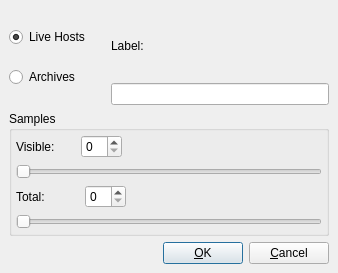
Above: src/chart/tabdialog.ui from performancecopilot/pcp before the change. Below: the same form after it.
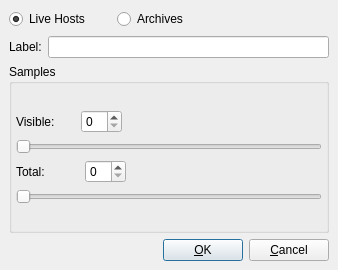
That is the form after the change. Icons and pictures are not drawn.

Commit message: Fix up layout oddities on the Tab dialog.

```diff
--- a/src/chart/tabdialog.ui
+++ b/src/chart/tabdialog.ui
@@ -9,9 +9,29 @@
     <x>0</x>
     <y>0</y>
     <width>338</width>
-    <height>273</height>
+    <height>270</height>
    </rect>
   </property>
+  <property name="sizePolicy" >
+   <sizepolicy>
+    <hsizetype>5</hsizetype>
+    <vsizetype>0</vsizetype>
+    <horstretch>0</horstretch>
+    <verstretch>0</verstretch>
+   </sizepolicy>
+  </property>
+  <property name="minimumSize" >
+   <size>
+    <width>0</width>
+    <height>270</height>
+   </size>
+  </property>
+  <property name="maximumSize" >
+   <size>
+    <width>16777215</width>
+    <height>270</height>
+   </size>
+  </property>
   <property name="focusPolicy" >
    <enum>Qt::WheelFocus</enum>
   </property>
@@ -31,29 +51,36 @@
    <property name="spacing" >
     <number>6</number>
    </property>
+   <item row="1" column="0" >
+    <layout class="QHBoxLayout" >
+     <property name="margin" >
+      <number>0</number>
+     </property>
+     <property name="spacing" >
+      <number>6</number>
+     </property>
+     <item>
+      <widget class="QLabel" name="tabTextLabel" >
+       <property name="text" >
+        <string>Label:</string>
+       </property>
+       <property name="wordWrap" >
+        <bool>false</bool>
+       </property>
+      </widget>
+     </item>
+     <item>
+      <widget class="QLineEdit" name="labelLineEdit" />
+     </item>
+    </layout>
+   </item>
    <item row="0" column="0" >
-    <layout class="QVBoxLayout" >
-     <property name="margin" >
-      <number>0</number>
-     </property>
-     <property name="spacing" >
-      <number>6</number>
-     </property>
-     <item>
       <layout class="QHBoxLayout" >
        <property name="margin" >
         <number>0</number>
        </property>
        <property name="spacing" >
         <number>6</number>
-       </property>
-       <item>
-        <layout class="QVBoxLayout" >
-         <property name="margin" >
-          <number>0</number>
-         </property>
-         <property name="spacing" >
-          <number>2</number>
          </property>
          <item>
           <widget class="QRadioButton" name="liveHostRadioButton" >
@@ -68,6 +95,22 @@
            </property>
           </widget>
          </item>
+     <item>
+      <spacer>
+       <property name="orientation" >
+        <enum>Qt::Horizontal</enum>
+       </property>
+       <property name="sizeType" >
+        <enum>QSizePolicy::Fixed</enum>
+       </property>
+       <property name="sizeHint" >
+        <size>
+         <width>21</width>
+         <height>21</height>
+        </size>
+       </property>
+      </spacer>
+     </item>
          <item>
           <widget class="QRadioButton" name="archivesRadioButton" >
            <property name="text" >
@@ -78,50 +121,80 @@
            </property>
           </widget>
          </item>
-        </layout>
-       </item>
        <item>
         <spacer>
          <property name="orientation" >
           <enum>Qt::Horizontal</enum>
          </property>
-         <property name="sizeType" >
-          <enum>QSizePolicy::Fixed</enum>
-         </property>
          <property name="sizeHint" >
           <size>
-           <width>15</width>
+         <width>51</width>
            <height>20</height>
           </size>
          </property>
         </spacer>
        </item>
-       <item>
-        <layout class="QVBoxLayout" >
+    </layout>
+   </item>
+   <item row="3" column="0" >
+    <layout class="QHBoxLayout" >
          <property name="margin" >
           <number>0</number>
          </property>
          <property name="spacing" >
-          <number>0</number>
+      <number>6</number>
          </property>
          <item>
-          <widget class="QLabel" name="tabTextLabel" >
+      <spacer>
+       <property name="orientation" >
+        <enum>Qt::Horizontal</enum>
+       </property>
+       <property name="sizeType" >
+        <enum>QSizePolicy::Expanding</enum>
+       </property>
+       <property name="sizeHint" >
+        <size>
+         <width>20</width>
+         <height>20</height>
+        </size>
+       </property>
+      </spacer>
+     </item>
+     <item>
+      <widget class="QPushButton" name="buttonOk" >
            <property name="text" >
-            <string>Label:</string>
-           </property>
-           <property name="wordWrap" >
+        <string>&amp;OK</string>
+       </property>
+       <property name="shortcut" >
+        <string/>
+       </property>
+       <property name="autoDefault" >
+        <bool>true</bool>
+       </property>
+       <property name="default" >
+        <bool>true</bool>
+       </property>
+      </widget>
+     </item>
+     <item>
+      <widget class="QPushButton" name="buttonCancel" >
+       <property name="text" >
+        <string>&amp;Cancel</string>
+       </property>
+       <property name="shortcut" >
+        <string/>
+       </property>
+       <property name="autoDefault" >
+        <bool>true</bool>
+       </property>
+       <property name="default" >
             <bool>false</bool>
            </property>
           </widget>
          </item>
-         <item>
-          <widget class="QLineEdit" name="labelLineEdit" />
-         </item>
-        </layout>
-       </item>
-      </layout>
-     </item>
-     <item>
+    </layout>
+   </item>
+   <item row="2" column="0" >
       <widget class="QGroupBox" name="groupBox3" >
        <property name="title" >
         <string>Samples</string>
@@ -263,66 +336,6 @@
         </item>
        </layout>
       </widget>
-     </item>
-     <item>
-      <layout class="QHBoxLayout" >
-       <property name="margin" >
-        <number>0</number>
-       </property>
-       <property name="spacing" >
-        <number>6</number>
-       </property>
-       <item>
-        <spacer>
-         <property name="orientation" >
-          <enum>Qt::Horizontal</enum>
-         </property>
-         <property name="sizeType" >
-          <enum>QSizePolicy::Expanding</enum>
-         </property>
-         <property name="sizeHint" >
-          <size>
-           <width>20</width>
-           <height>20</height>
-          </size>
-         </property>
-        </spacer>
-       </item>
-       <item>
-        <widget class="QPushButton" name="buttonOk" >
-         <property name="text" >
-          <string>&amp;OK</string>
-         </property>
-         <property name="shortcut" >
-          <string/>
-         </property>
-         <property name="autoDefault" >
-          <bool>true</bool>
-         </property>
-         <property name="default" >
-          <bool>true</bool>
-         </property>
-        </widget>
-       </item>
-       <item>
-        <widget class="QPushButton" name="buttonCancel" >
-         <property name="text" >
-          <string>&amp;Cancel</string>
-         </property>
-         <property name="shortcut" >
-          <string/>
-         </property>
-         <property name="autoDefault" >
-          <bool>true</bool>
-         </property>
-         <property name="default" >
-          <bool>false</bool>
-         </property>
-        </widget>
-       </item>
-      </layout>
-     </item>
-    </layout>
    </item>
   </layout>
  </widget>
```
Lines whose indentation alone changed are shown as unchanged.
